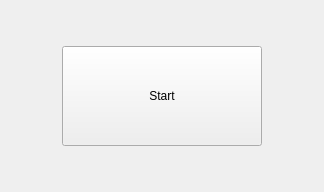
Before: the Qt Designer form components/path_follower/src/localUI.ui in robocomp/dsr-graph, drawn with Qt 5.
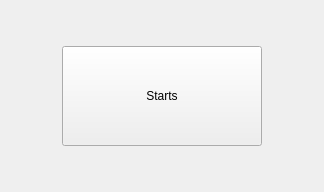
After: the same form once the commit is applied.

```diff
--- a/components/path_follower/src/localUI.ui
+++ b/components/path_follower/src/localUI.ui
@@ -44,7 +44,7 @@
         </size>
        </property>
        <property name="text">
-        <string>Start</string>
+        <string>Starts</string>
        </property>
       </widget>
      </item>
```
